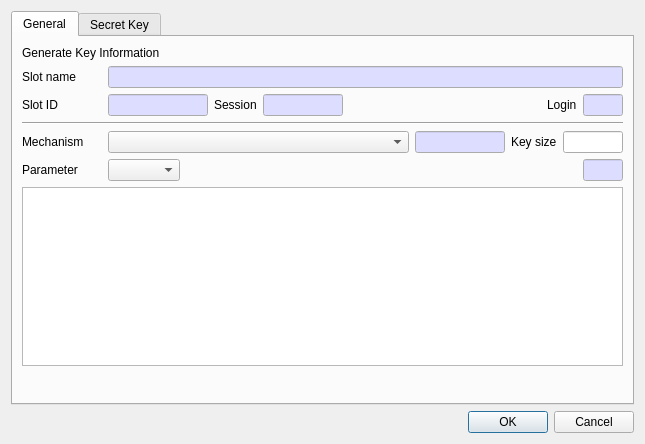
This is CryptokiMan/gen_key_dlg.ui in jykim74/CryptokiMan as Qt 5 draws it before an edit. The edited form follows.
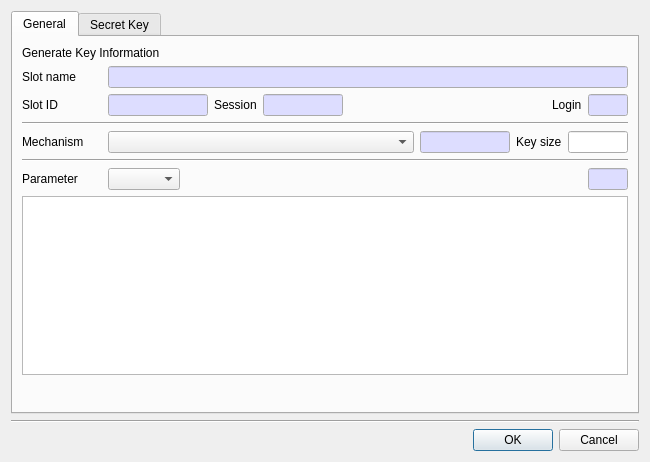
This is the edited form. The open tabs and pages were chosen to show the change.

Diff of the .ui file:
```diff
--- a/CryptokiMan/gen_key_dlg.ui
+++ b/CryptokiMan/gen_key_dlg.ui
@@ -6,8 +6,8 @@
    <rect>
     <x>0</x>
     <y>0</y>
-    <width>645</width>
-    <height>444</height>
+    <width>650</width>
+    <height>462</height>
    </rect>
   </property>
   <property name="windowTitle">
@@ -382,6 +382,13 @@
          </item>
         </layout>
        </item>
+       <item>
+        <widget class="Line" name="line">
+         <property name="orientation">
+          <enum>Qt::Horizontal</enum>
+         </property>
+        </widget>
+       </item>
        <item>
         <layout class="QGridLayout" name="gridLayout_5">
          <property name="topMargin">
@@ -749,6 +756,13 @@
      </widget>
     </widget>
    </item>
+   <item>
+    <widget class="Line" name="line_4">
+     <property name="orientation">
+      <enum>Qt::Horizontal</enum>
+     </property>
+    </widget>
+   </item>
    <item>
     <widget class="QDialogButtonBox" name="buttonBox">
      <property name="orientation">
```
Left out of the diff: 2 changed lines with no effect on the pictures.
